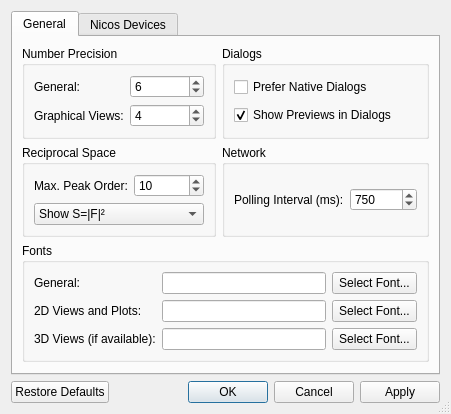
Old version of the form ui/settings.ui in the repository tweber-ill/frm_mirror-takin1.
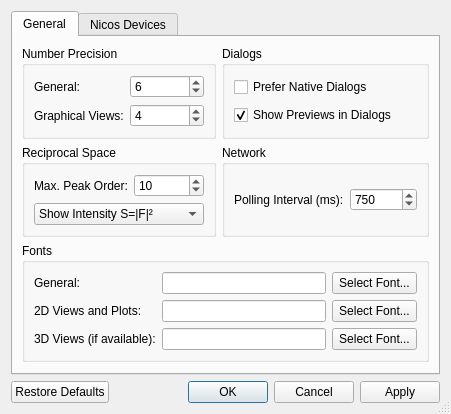
New version of the form.

Diff of the .ui file:
```diff
--- a/ui/settings.ui
+++ b/ui/settings.ui
@@ -87,7 +87,7 @@
             </item>
             <item>
              <property name="text">
-              <string>Show S=|F|²</string>
+              <string>Show Intensity S=|F|²</string>
              </property>
             </item>
            </widget>
```
Left out of the diff: 2 changed lines with no effect on the pictures.
